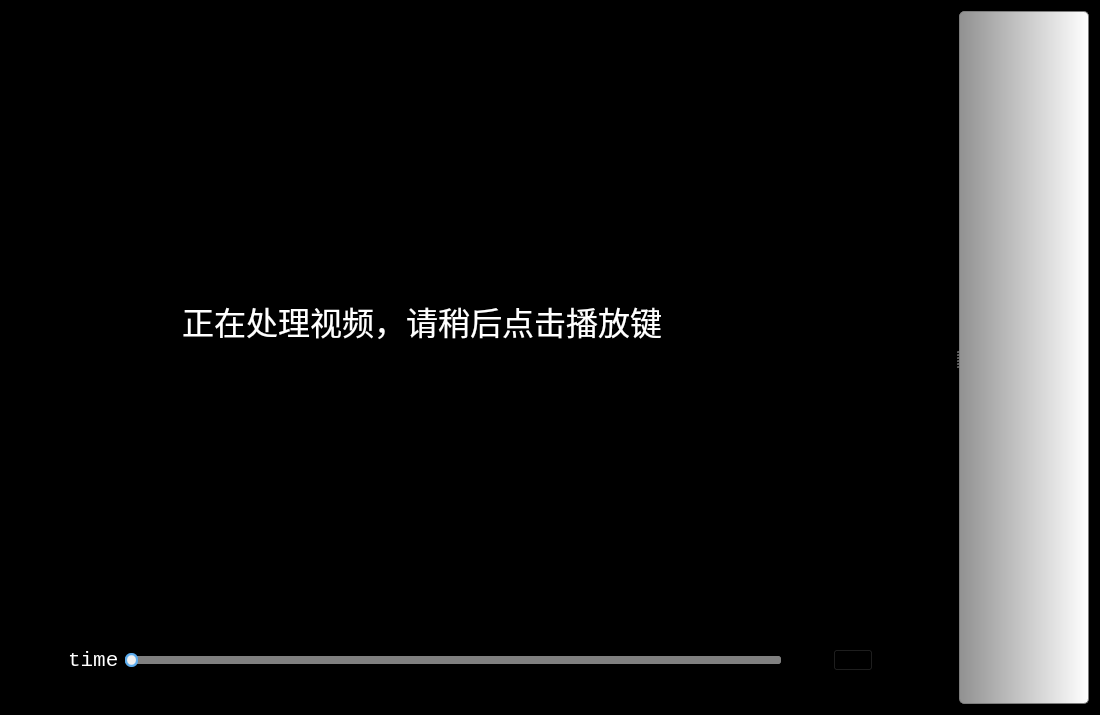
Before: the Qt Designer form mainwindow.ui in azure42/PictureListPlayer, drawn with Qt 5.
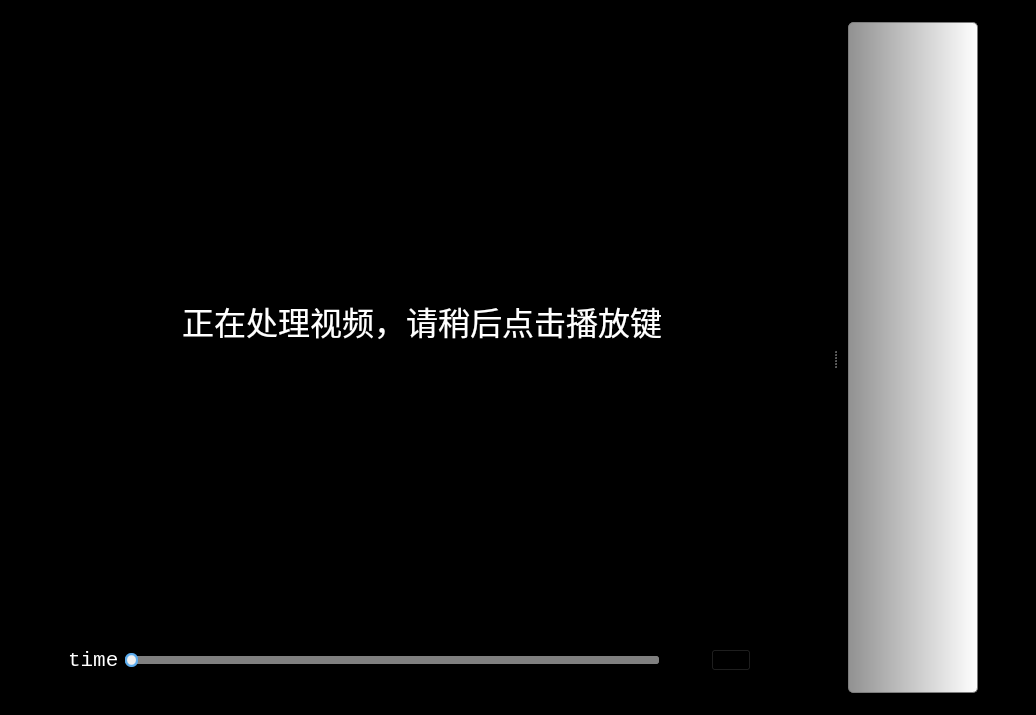
After: the same form once the commit is applied. Icons and pictures are not drawn.

Commit message: 优化布局

Patch:
```diff
--- a/mainwindow.ui
+++ b/mainwindow.ui
@@ -6,7 +6,7 @@
    <rect>
     <x>0</x>
     <y>0</y>
-    <width>1080</width>
+    <width>958</width>
     <height>696</height>
    </rect>
   </property>
@@ -26,7 +26,7 @@
      <verstretch>0</verstretch>
     </sizepolicy>
    </property>
-   <layout class="QHBoxLayout" name="horizontalLayout">
+   <layout class="QHBoxLayout" name="horizontalLayout_2">
     <item>
      <widget class="QSplitter" name="splitter">
       <property name="sizePolicy">
@@ -247,6 +247,9 @@
         </item>
        </layout>
       </widget>
+      <widget class="QWidget" name="">
+       <layout class="QHBoxLayout" name="horizontalLayout">
+        <item>
       <widget class="QListWidget" name="detailList">
        <property name="enabled">
         <bool>true</bool>
@@ -287,6 +290,22 @@
        <property name="resizeMode">
         <enum>QListView::Adjust</enum>
        </property>
+         </widget>
+        </item>
+        <item>
+         <spacer name="horizontalSpacer">
+          <property name="orientation">
+           <enum>Qt::Horizontal</enum>
+          </property>
+          <property name="sizeHint" stdset="0">
+           <size>
+            <width>40</width>
+            <height>20</height>
+           </size>
+          </property>
+         </spacer>
+        </item>
+       </layout>
       </widget>
      </widget>
     </item>
```
Lines whose indentation alone changed are shown as unchanged. The commit also changes 1 other file.
